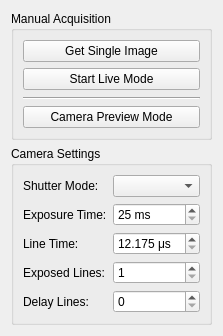
The window that lightsheet/gui/panels/ui_acquisition_panel.ui (LIOMLab/lightsheet) describes before a commit, drawn with Qt 5.
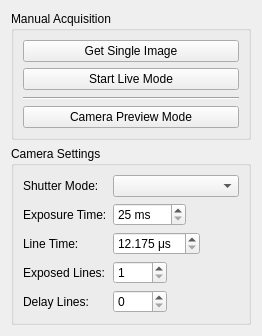
The same window after the commit. Custom widgets are drawn as their Qt base class.

Diff of the .ui file:
```diff
--- a/lightsheet/gui/panels/ui_acquisition_panel.ui
+++ b/lightsheet/gui/panels/ui_acquisition_panel.ui
@@ -114,6 +114,9 @@
       <string>Camera Settings</string>
      </property>
      <layout class="QFormLayout" name="formLayout">
+      <property name="fieldGrowthPolicy">
+       <enum>QFormLayout::ExpandingFieldsGrow</enum>
+      </property>
       <item row="1" column="0">
        <widget class="QLabel" name="label_9">
         <property name="text">
@@ -122,7 +125,14 @@
        </widget>
       </item>
       <item row="1" column="1">
-       <widget class="QComboBox" name="comboBox_cameraShutterMode"/>
+       <widget class="QComboBox" name="comboBox_cameraShutterMode">
+        <property name="sizeAdjustPolicy">
+         <enum>QComboBox::AdjustToContents</enum>
+        </property>
+        <property name="minimumContentsLength">
+         <number>12</number>
+        </property>
+       </widget>
       </item>
       <item row="2" column="0">
        <widget class="QLabel" name="label_doubleSpinBox_cameraExposureTime">
```
